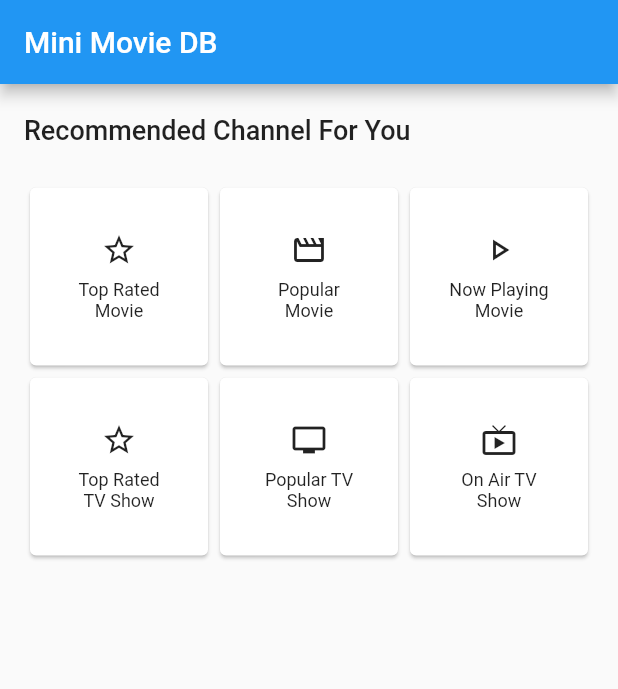
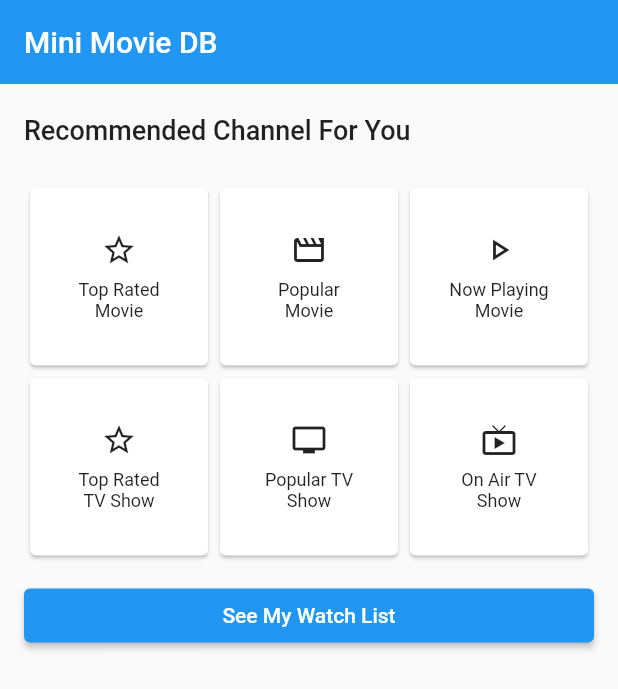
Before and after one commit to ilhamandri/tv_show, a Flutter app: the screen it shows after launch, on a phone screen of 412 x 824 dp. Shown: the top 689 px of the screen. Run offline on Flutter 3.47's test engine with Material 2 defaults, Android fonts, the phone set to English and light mode, and no system bars; our stand-ins replace cached_network_image, get, lazy_load_scrollview.

Commit message:
create watch list

```diff
--- a/lib/module/home/home_controller.dart
+++ b/lib/module/home/home_controller.dart
@@ -1,6 +1,8 @@
 import 'package:get/get.dart';
+import 'package:tv_shows_app/module/watch_list/watch_list_controller.dart';
 
 class HomePageController extends GetxController {
+  // WatchListController watchListController = Get.put<WatchListController>(WatchListController());
   @override
   void onInit() {
     super.onInit();
--- a/lib/module/home/home_page.dart
+++ b/lib/module/home/home_page.dart
@@ -10,9 +10,7 @@ class HomePage extends GetView<HomePageController> {
   @override
   Widget build(BuildContext context) {
     return Scaffold(
-      appBar: AppBar(
-        title: const Text('Mini Movie DB'),
-      ),
+      appBar: AppBar(title: const Text('Mini Movie DB'), elevation: 0),
       body: Padding(
         padding: const EdgeInsets.symmetric(horizontal: 16, vertical: 20),
         child: Column(
@@ -40,6 +38,11 @@ class HomePage extends GetView<HomePageController> {
                 ProgramCard(path: Constant.onAirTVShows, icon: Icons.live_tv, title: 'On Air TV Show'),
               ],
             ),
+            const SizedBox(height: 12),
+            SizedBox(
+              width: double.infinity,
+              child: ElevatedButton(onPressed: () => Get.toNamed(Constant.watchList), child: Text('See My Watch List')),
+            )
           ],
         ),
       ),
--- a/lib/shared/constant.dart
+++ b/lib/shared/constant.dart
@@ -7,4 +7,5 @@ class Constant {
   static const String topRatedTVShows = '/topRatedTVShows';
   static const String popularTVShows = '/popularTVShows';
   static const String onAirTVShows = '/onAirTVShows';
+  static String watchList = '/watchList';
 }
--- a/lib/shared/route_page.dart
+++ b/lib/shared/route_page.dart
@@ -13,6 +13,8 @@ import 'package:tv_shows_app/module/top_rated_movies/top_rated_movies_controller
 import 'package:tv_shows_app/module/top_rated_movies/top_rated_movies_page.dart';
 import 'package:tv_shows_app/module/top_rated_tv_show/top_rated_tv_show_controller.dart';
 import 'package:tv_shows_app/module/top_rated_tv_show/top_rated_tv_show_page.dart';
+import 'package:tv_shows_app/module/watch_list/watch_list_page.dart';
+import 'package:tv_shows_app/module/watch_list/watch_list_controller.dart';
 import 'package:tv_shows_app/shared/constant.dart';
 
 class RoutePage {
@@ -20,7 +22,10 @@ class RoutePage {
     GetPage(
       name: Constant.homePage,
       page: () => HomePage(),
-      binding: BindingsBuilder(() => Get.put<HomePageController>(HomePageController())),
+      binding: BindingsBuilder(() {
+        Get.put<HomePageController>(HomePageController());
+        Get.put<WatchListController>(WatchListController());
+      }),
     ),
     GetPage(
       name: Constant.topRatedMovies,
@@ -52,5 +57,9 @@ class RoutePage {
       page: () => OnAirTVShowPage(),
       binding: BindingsBuilder(() => Get.put<OnAirTVShowController>(OnAirTVShowController())),
     ),
+    GetPage(
+      name: Constant.watchList,
+      page: () => WatchListPage(),
+    ),
   ];
 }
```
Also changed, not shown: lib/module/watch_list/watch_list.dart (deleted, +0 -17 lines), lib/module/watch_list/watch_list_controller.dart (added, +20 -0 lines), lib/module/watch_list/watch_list_page.dart (added, +74 -0 lines), lib/shared/models/tv_show_model.dart (+8 -8 lines), lib/widget/movie_list_tile.dart (+10 -1 lines), lib/widget/tv_show_list_tile.dart (+13 -4 lines).
